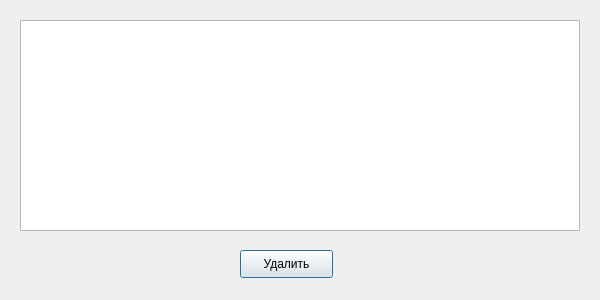
vernolll/The-bank-s-application, file ui/del_action.ui: the form before one commit.
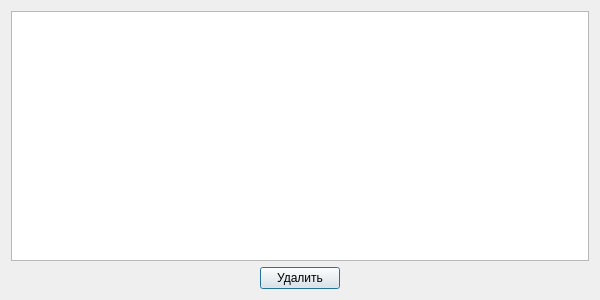
The form after the commit.

Diff of the .ui file:
```diff
--- a/ui/del_action.ui
+++ b/ui/del_action.ui
@@ -13,29 +13,52 @@
   <property name="windowTitle">
    <string>Dialog</string>
   </property>
-  <widget class="QTableView" name="tableView">
-   <property name="geometry">
-    <rect>
-     <x>20</x>
-     <y>20</y>
-     <width>560</width>
-     <height>211</height>
-    </rect>
-   </property>
-  </widget>
-  <widget class="QPushButton" name="pushButton_delete">
-   <property name="geometry">
-    <rect>
-     <x>240</x>
-     <y>250</y>
-     <width>93</width>
-     <height>28</height>
-    </rect>
-   </property>
-   <property name="text">
-    <string>Удалить</string>
-   </property>
-  </widget>
+  <layout class="QGridLayout" name="gridLayout">
+   <item row="0" column="0">
+    <layout class="QVBoxLayout" name="verticalLayout">
+     <item>
+      <widget class="QTableView" name="tableView"/>
+     </item>
+     <item>
+      <layout class="QHBoxLayout" name="horizontalLayout">
+       <item>
+        <spacer name="horizontalSpacer">
+         <property name="orientation">
+          <enum>Qt::Orientation::Horizontal</enum>
+         </property>
+         <property name="sizeHint" stdset="0">
+          <size>
+           <width>40</width>
+           <height>20</height>
+          </size>
+         </property>
+        </spacer>
+       </item>
+       <item>
+        <widget class="QPushButton" name="pushButton_delete">
+         <property name="text">
+          <string>Удалить</string>
+         </property>
+        </widget>
+       </item>
+       <item>
+        <spacer name="horizontalSpacer_2">
+         <property name="orientation">
+          <enum>Qt::Orientation::Horizontal</enum>
+         </property>
+         <property name="sizeHint" stdset="0">
+          <size>
+           <width>40</width>
+           <height>20</height>
+          </size>
+         </property>
+        </spacer>
+       </item>
+      </layout>
+     </item>
+    </layout>
+   </item>
+  </layout>
  </widget>
  <resources/>
  <connections/>
```
